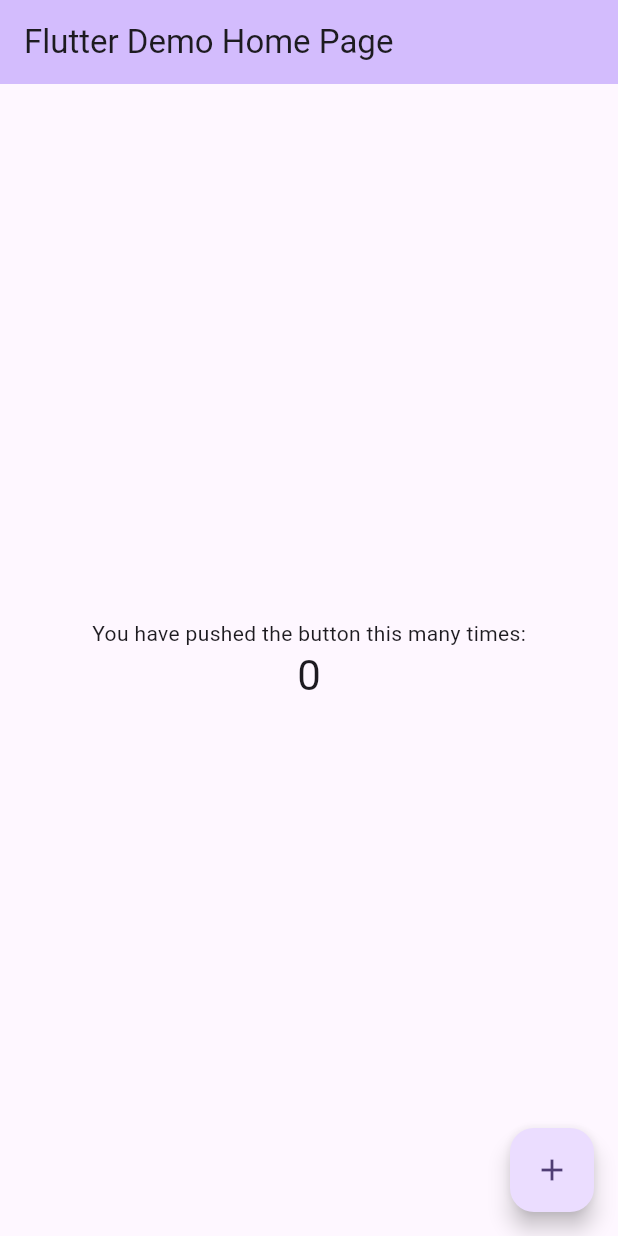
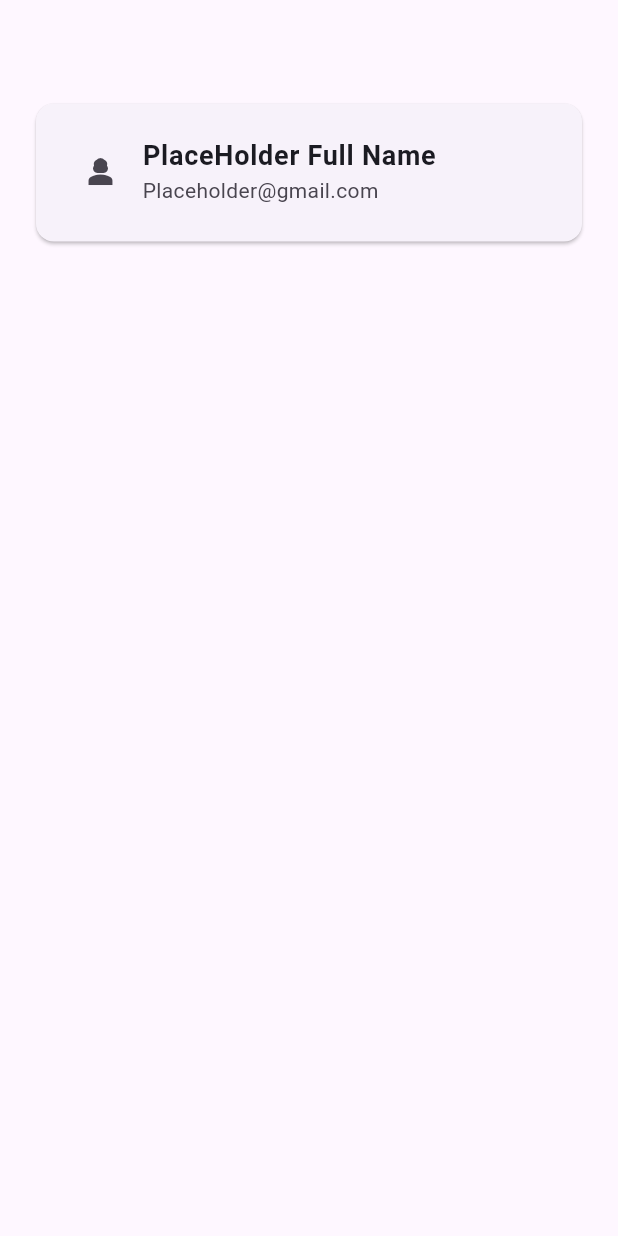
Before and after one commit to Puppychan/tymesavingfrontend, a Flutter app: the screen it shows after launch, on a phone screen of 412 x 824 dp. Run offline on Flutter 3.47's test engine with Material 3 defaults, Android fonts, the phone set to English and light mode, and no system bars; Roboto replaces fonts that are missing (Merriweather).

Commit message:
Created more.dart pages as starting point, adding resources

```diff
--- a/lib/common/app_text_style.dart
+++ b/lib/common/app_text_style.dart
@@ -30,4 +30,18 @@ class AppTextStyles {
     fontFamily: 'Montserrat',
     fontWeight: FontWeight.w600,
   );
+
+  static const TextStyle headingMedium = TextStyle(
+    color: AppColors.primaryText,
+    fontSize: 20,
+    fontFamily: 'Merriweather',
+    fontWeight: FontWeight.w700,
+  );
+
+  static const TextStyle subHeadingMedium = TextStyle(
+    color: AppColors.primaryText,
+    fontSize: 18,
+    fontFamily: 'Merriweather',
+    fontWeight: FontWeight.w700,
+  );
 }
--- /dev/null
+++ b/lib/enum/button_theme.dart
@@ -0,0 +1 @@
+enum AppButtonTheme { yellowBlack, darkBlueWhite, lightBlueWhite, whiteBlack }
--- a/lib/main.dart
+++ b/lib/main.dart
@@ -1,4 +1,6 @@
 import 'package:flutter/material.dart';
+import 'package:tymesavingfrontend/screens/more_menu/more.dart';
+import 'package:tymesavingfrontend/screens/user_profile/user_profile.dart';
 
 void main() {
   runApp(const MyApp());
@@ -7,119 +9,10 @@ void main() {
 class MyApp extends StatelessWidget {
   const MyApp({super.key});
 
-  // This widget is the root of your application.
   @override
   Widget build(BuildContext context) {
     return MaterialApp(
-      title: 'Flutter Demo',
-      theme: ThemeData(
-        // This is the theme of your application.
-        //
-        // TRY THIS: Try running your application with "flutter run". You'll see
-        // the application has a purple toolbar. Then, without quitting the app,
-        // try changing the seedColor in the colorScheme below to Colors.green
-        // and then invoke "hot reload" (save your changes or press the "hot
-        // reload" button in a Flutter-supported IDE, or press "r" if you used
-        // the command line to start the app).
-        //
-        // Notice that the counter didn't reset back to zero; the application
-        // state is not lost during the reload. To reset the state, use hot
-        // restart instead.
-        //
-        // This works for code too, not just values: Most code changes can be
-        // tested with just a hot reload.
-        colorScheme: ColorScheme.fromSeed(seedColor: Colors.deepPurple),
-        useMaterial3: true,
-      ),
-      home: const MyHomePage(title: 'Flutter Demo Home Page'),
+      home: moreMenu(),
     );
   }
 }
-
-class MyHomePage extends StatefulWidget {
-  const MyHomePage({super.key, required this.title});
-
-  // This widget is the home page of your application. It is stateful, meaning
-  // that it has a State object (defined below) that contains fields that affect
-  // how it looks.
-
-  // This class is the configuration for the state. It holds the values (in this
-  // case the title) provided by the parent (in this case the App widget) and
-  // used by the build method of the State. Fields in a Widget subclass are
-  // always marked "final".
-
-  final String title;
-
-  @override
-  State<MyHomePage> createState() => _MyHomePageState();
-}
-
-class _MyHomePageState extends State<MyHomePage> {
-  int _counter = 0;
-
-  void _incrementCounter() {
-    setState(() {
-      // This call to setState tells the Flutter framework that something has
-      // changed in this State, which causes it to rerun the build method below
-      // so that the display can reflect the updated values. If we changed
-      // _counter without calling setState(), then the build method would not be
-      // called again, and so nothing would appear to happen.
-      _counter++;
-    });
-  }
-
-  @override
-  Widget build(BuildContext context) {
-    // This method is rerun every time setState is called, for instance as done
-    // by the _incrementCounter method above.
-    //
-    // The Flutter framework has been optimized to make rerunning build methods
-    // fast, so that you can just rebuild anything that needs updating rather
-    // than having to individually change instances of widgets.
-    return Scaffold(
-      appBar: AppBar(
-        // TRY THIS: Try changing the color here to a specific color (to
-        // Colors.amber, perhaps?) and trigger a hot reload to see the AppBar
-        // change color while the other colors stay the same.
-        backgroundColor: Theme.of(context).colorScheme.inversePrimary,
-        // Here we take the value from the MyHomePage object that was created by
-        // the App.build method, and use it to set our appbar title.
-        title: Text(widget.title),
-      ),
-      body: Center(
-        // Center is a layout widget. It takes a single child and positions it
-        // in the middle of the parent.
-        child: Column(
-          // Column is also a layout widget. It takes a list of children and
-          // arranges them vertically. By default, it sizes itself to fit its
-          // children horizontally, and tries to be as tall as its parent.
-          //
-          // Column has various properties to control how it sizes itself and
-          // how it positions its children. Here we use mainAxisAlignment to
-          // center the children vertically; the main axis here is the vertical
-          // axis because Columns are vertical (the cross axis would be
-          // horizontal).
-          //
-          // TRY THIS: Invoke "debug painting" (choose the "Toggle Debug Paint"
-          // action in the IDE, or press "p" in the console), to see the
-          // wireframe for each widget.
-          mainAxisAlignment: MainAxisAlignment.center,
-          children: <Widget>[
-            const Text(
-              'You have pushed the button this many times:',
-            ),
-            Text(
-              '$_counter',
-              style: Theme.of(context).textTheme.headlineMedium,
-            ),
-          ],
-        ),
-      ),
-      floatingActionButton: FloatingActionButton(
-        onPressed: _incrementCounter,
-        tooltip: 'Increment',
-        child: const Icon(Icons.add),
-      ), // This trailing comma makes auto-formatting nicer for build methods.
-    );
-  }
-}
--- /dev/null
+++ b/lib/screens/more_menu/more.dart
@@ -0,0 +1,48 @@
+import 'package:flutter/material.dart';
+import 'package:tymesavingfrontend/common/app_text_style.dart';
+
+class moreMenu extends StatefulWidget {
+  const moreMenu({super.key});
+
+  @override
+  State<moreMenu> createState() => _userProfileState();
+}
+
+class _userProfileState extends State<moreMenu> {
+  @override
+  Widget build(BuildContext context) {
+    return Scaffold(
+      body: Container(
+        padding: const EdgeInsets.symmetric(horizontal: 20, vertical: 15),
+        child: Column(children: [
+          const SizedBox(height: 50,),
+          UserBox(),
+        ],),
+      ),
+    );
+  }
+}
+
+class UserBox extends StatelessWidget {
+  const UserBox({super.key});
+
+  @override
+  Widget build(BuildContext context) {
+    return const Card(
+
+      child: Padding(
+        padding: const EdgeInsets.symmetric(horizontal: 15, vertical: 10),
+          child: Column(
+          crossAxisAlignment: CrossAxisAlignment.start,
+          children: [
+            ListTile(
+              leading: Icon(Icons.person_3),
+              title: Text('PlaceHolder Full Name', style: AppTextStyles.subHeadingMedium),
+              subtitle: Text('Placeholder@gmail.com'),
+            )
+          ],
+        )
+        ),
+    );
+  }
+}
```
Also changed, not shown: lib/components/divider_with_text.dart (added, +45 -0 lines), lib/components/heading.dart (added, +40 -0 lines), lib/components/primary_button.dart (added, +36 -0 lines), lib/components/round_text_field.dart (added, +112 -0 lines), lib/components/text_align.dart (added, +23 -0 lines), lib/screens/more.dart (deleted, +0 -15 lines), lib/screens/user_profile/build_info.dart (added, +27 -0 lines), lib/screens/user_profile/user_profile.dart (added, +33 -0 lines), lib/user.dart (added, +23 -0 lines).
